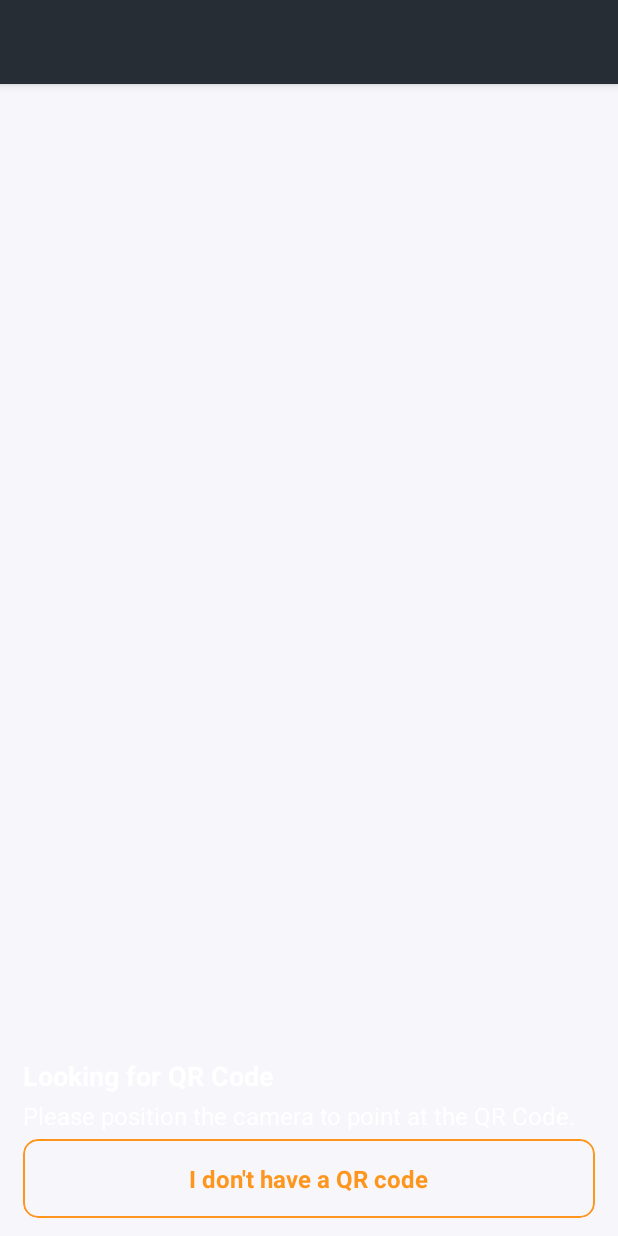
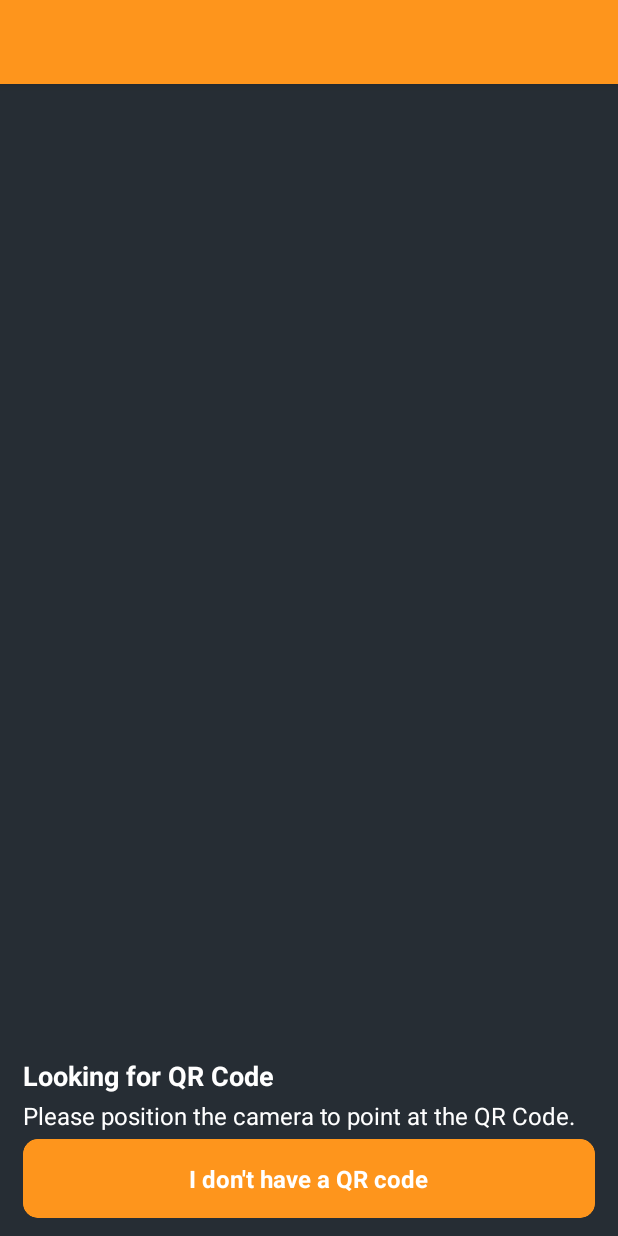
Before and after one commit to VenagoDeveloper01/esp-rainmaker-android-master, an Android app: the layout activity_add_device.xml on its own in the app's theme, with its tools: preview values and no code run, on a phone screen of 412 x 824 dp. Run offline under Robolectric (Android 15) with nearby library versions, the phone set to English and light mode, and no system bars; plain views replace AVLoadingIndicatorView, CameraSourcePreview, CodeScannerView.

Commit message:
background image removed

```diff
--- a/app/src/main/res/drawable/ic_node_info.xml
+++ b/app/src/main/res/drawable/ic_node_info.xml
@@ -8,7 +8,7 @@
         android:fillType="evenOdd"
         android:pathData="M18,18m-10,0a10,10 0,1 1,20 0a10,10 0,1 1,-20 0"
         android:strokeWidth="2"
-        android:strokeColor="#8864e4"
+        android:strokeColor="#fe951c"
         android:strokeLineCap="round"
         android:strokeLineJoin="round" />
     <path
@@ -16,7 +16,7 @@
         android:fillType="evenOdd"
         android:pathData="M18,22v-4M18,14h0.01"
         android:strokeWidth="2"
-        android:strokeColor="#8864e4"
+        android:strokeColor="#fe951c"
         android:strokeLineCap="round"
         android:strokeLineJoin="round" />
 </vector>
--- a/app/src/main/res/layout/activity_account_settings.xml
+++ b/app/src/main/res/layout/activity_account_settings.xml
@@ -3,7 +3,7 @@
     xmlns:app="http://schemas.android.com/apk/res-auto"
     android:layout_width="match_parent"
     android:layout_height="match_parent"
-    android:background="@color/color_background"
+    android:background="@color/base_color"
     android:fitsSystemWindows="true">
 
     <include layout="@layout/toolbar" />
--- a/app/src/main/res/layout/activity_actions.xml
+++ b/app/src/main/res/layout/activity_actions.xml
@@ -3,7 +3,7 @@
     xmlns:app="http://schemas.android.com/apk/res-auto"
     android:layout_width="match_parent"
     android:layout_height="match_parent"
-    android:background="@color/color_background"
+    android:background="@color/base_color"
     android:fitsSystemWindows="true">
 
     <include layout="@layout/toolbar" />
--- a/app/src/main/res/layout/activity_add_device.xml
+++ b/app/src/main/res/layout/activity_add_device.xml
@@ -16,6 +16,7 @@
         app:layout_behavior="@string/appbar_scrolling_view_behavior">
 
         <androidx.constraintlayout.widget.ConstraintLayout
+            android:id="@+id/constraintLayout"
             android:layout_width="match_parent"
             android:layout_height="match_parent">
 
@@ -48,7 +49,10 @@
 
         <androidx.constraintlayout.widget.ConstraintLayout
             android:layout_width="match_parent"
-            android:layout_height="match_parent">
+            android:layout_height="match_parent"
+            android:background="@color/base_color"
+            app:layout_anchor="@+id/constraintLayout"
+            app:layout_anchorGravity="center">
 
             <com.wang.avi.AVLoadingIndicatorView
                 android:id="@+id/loader"
--- a/app/src/main/res/layout/activity_delete_user.xml
+++ b/app/src/main/res/layout/activity_delete_user.xml
@@ -9,6 +9,7 @@
 
     <FrameLayout
         android:id="@+id/fragment_container"
+        android:background="@color/base_color"
         android:layout_width="match_parent"
         android:layout_height="match_parent"
         app:layout_behavior="@string/appbar_scrolling_view_behavior" />
--- a/app/src/main/res/layout/activity_esp_main.xml
+++ b/app/src/main/res/layout/activity_esp_main.xml
@@ -4,7 +4,7 @@
     xmlns:tools="http://schemas.android.com/tools"
     android:layout_width="match_parent"
     android:layout_height="match_parent"
-    android:background="@drawable/bg_home_screen"
+    android:background="@color/base_color"
     android:fitsSystemWindows="true"
     tools:context="com.espressif.ui.activities.EspMainActivity">
 
--- a/app/src/main/res/layout/btn_add_device.xml
+++ b/app/src/main/res/layout/btn_add_device.xml
@@ -8,7 +8,7 @@
     app:cardElevation="0dp"
     app:strokeColor="@color/colorPrimary"
     app:strokeWidth="1dp"
-    card_view:cardBackgroundColor="@android:color/transparent">
+    card_view:cardBackgroundColor="@color/base_orange">
 
     <LinearLayout
         android:id="@+id/layout_btn_remove"
@@ -26,7 +26,7 @@
             android:layout_height="wrap_content"
             android:lineSpacingExtra="8sp"
             android:text="@string/btn_no_qr_code"
-            android:textColor="@color/colorPrimary"
+            android:textColor="@color/white"
             android:textSize="16sp"
             android:textStyle="bold" />
 
--- a/app/src/main/res/layout/content_actions.xml
+++ b/app/src/main/res/layout/content_actions.xml
@@ -4,6 +4,7 @@
     xmlns:tools="http://schemas.android.com/tools"
     android:layout_width="match_parent"
     android:layout_height="match_parent"
+
     app:layout_behavior="@string/appbar_scrolling_view_behavior">
 
     <androidx.recyclerview.widget.RecyclerView
--- a/app/src/main/res/layout/content_esp_device.xml
+++ b/app/src/main/res/layout/content_esp_device.xml
@@ -5,6 +5,7 @@
     android:id="@+id/params_parent_layout"
     android:layout_width="match_parent"
     android:layout_height="match_parent"
+    android:background="@color/base_color"
     app:layout_behavior="@string/appbar_scrolling_view_behavior"
     tools:context="com.espressif.ui.activities.EspDeviceActivity"
     tools:showIn="@layout/activity_esp_device">
@@ -40,7 +41,7 @@
             android:alpha="0.5"
             android:padding="@dimen/margin_8"
             android:text="@string/local_device_text"
-            android:textColor="@color/colorPrimaryDark"
+            android:textColor="@color/white"
             android:textSize="14sp"
             android:textStyle="italic" />
 
--- a/app/src/main/res/layout/item_node.xml
+++ b/app/src/main/res/layout/item_node.xml
@@ -48,7 +48,8 @@
             android:id="@+id/rv_device_list"
             android:layout_width="match_parent"
             android:layout_height="match_parent"
-            android:layout_below="@id/rl_device" />
+            android:layout_below="@id/rl_device"
+            android:background="@drawable/bg_edit_text" />
 
     </RelativeLayout>
 
--- a/app/src/main/res/layout/toolbar.xml
+++ b/app/src/main/res/layout/toolbar.xml
@@ -12,7 +12,7 @@
         android:id="@+id/toolbar"
         android:layout_width="match_parent"
         android:layout_height="wrap_content"
-        android:background="@color/base_color"
+        android:background="@color/base_orange"
         android:minHeight="?attr/actionBarSize"
         android:paddingTop="5dp"
         android:paddingBottom="5dp"
```
Also changed, not shown: app/src/main/res/layout/content_bleprovision_landing.xml (+6 -3 lines).
